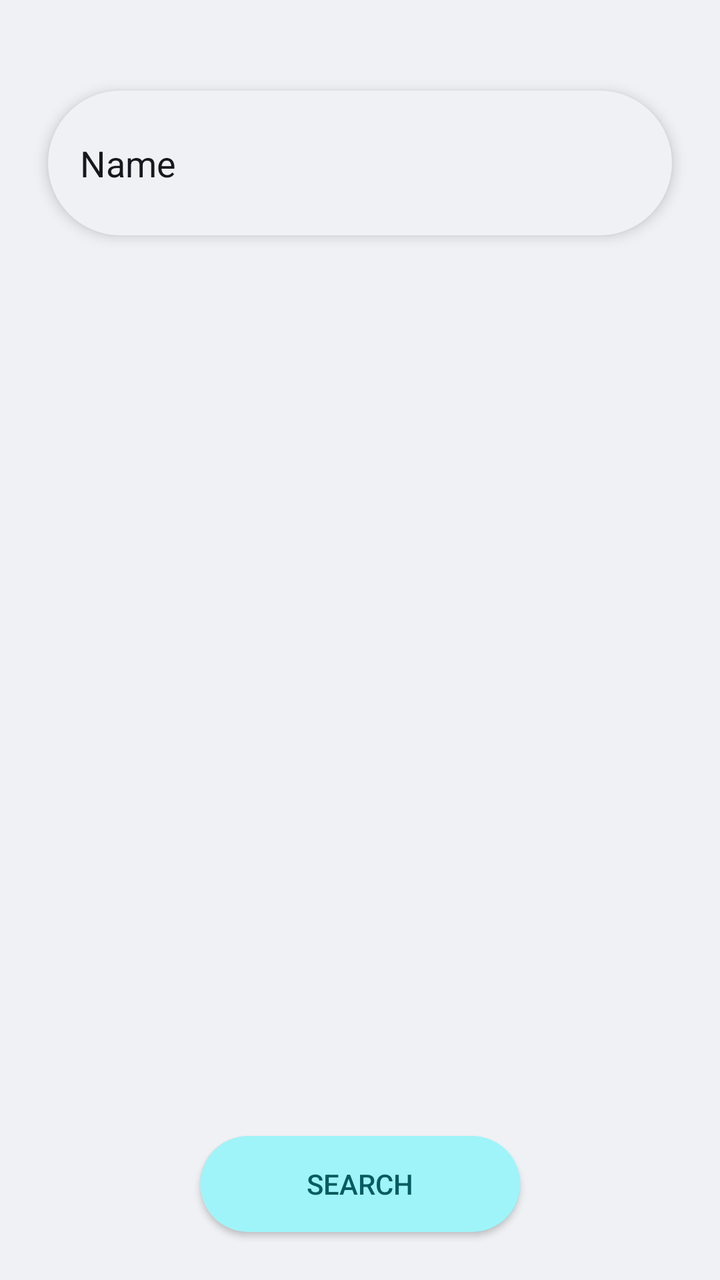
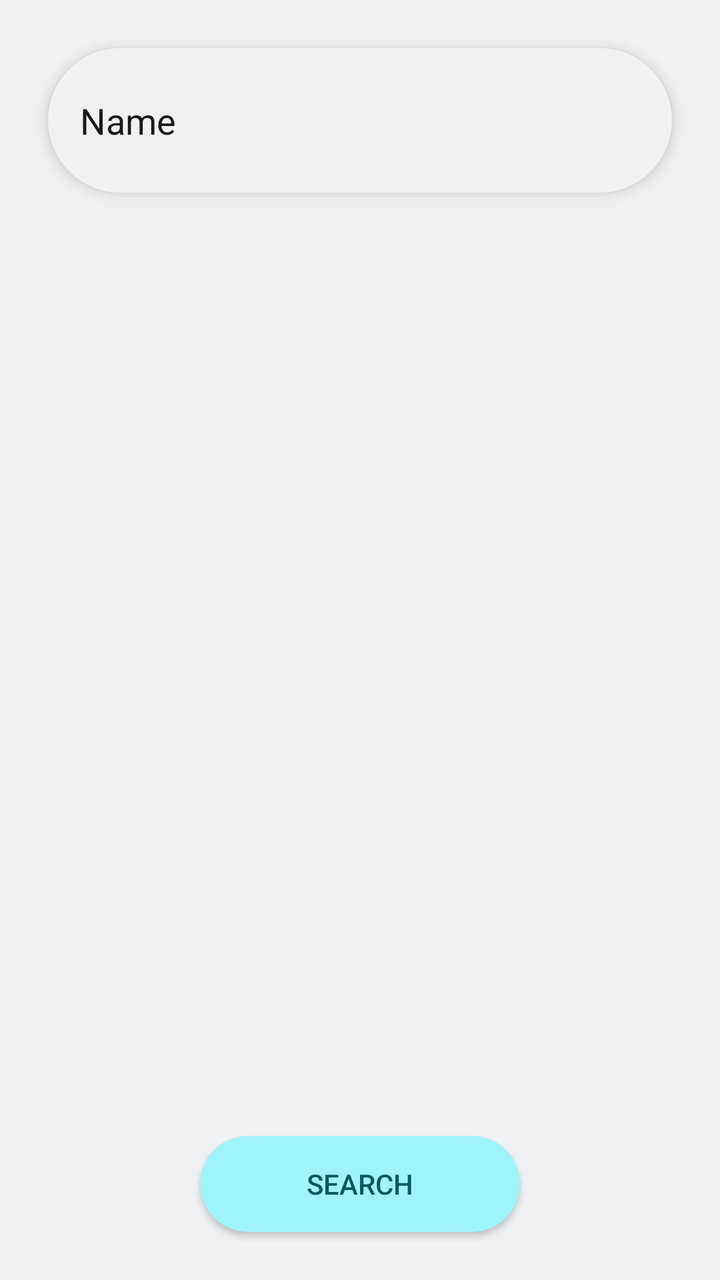

Two renders of the same Android screen: before a commit and after it. Below are the layout's source before the change and the commit's diff.
<!-- AndroidManifest.xml: application theme Theme.MangaCheck -->
<!-- res/layout/add_reading_select_by_name.xml -->
<?xml version="1.0" encoding="utf-8"?>
<androidx.constraintlayout.widget.ConstraintLayout xmlns:android="http://schemas.android.com/apk/res/android"
    xmlns:app="http://schemas.android.com/apk/res-auto"
    android:layout_width="match_parent"
    android:layout_height="match_parent"
    android:background="?backgroundColor"
    android:clipChildren="false"
    android:clipToPadding="false"
    android:fitsSystemWindows="true">


    <EditText
        android:id="@+id/comic_name"
        android:layout_width="match_parent"
        android:layout_height="wrap_content"
        android:layout_marginHorizontal="@dimen/U_3"
        android:autofillHints="MangaName"
        android:background="@drawable/text_input"
        android:elevation="@dimen/U_half"
        android:hint="@string/add_comic_ch_name"
        android:inputType="text"
        android:padding="@dimen/U_3"
        android:paddingStart="@dimen/U_2"
        android:paddingEnd="0dp"
        android:textColor="?colorOnSurface"
        android:textColorHint="?colorOnSurface"
        app:layout_constraintBottom_toTopOf="@+id/scrollable_view"
        app:layout_constraintEnd_toEndOf="parent"
        app:layout_constraintStart_toStartOf="parent"
        app:layout_constraintTop_toTopOf="parent" />


    <ScrollView
        android:id="@+id/scrollable_view"
        android:layout_width="match_parent"
        android:layout_height="@dimen/U_45"
        android:clipChildren="false"
        android:elevation="@dimen/U_1"
        android:fitsSystemWindows="true"
        android:orientation="vertical"
        android:paddingStart="@dimen/U_3"
        android:paddingEnd="@dimen/U_3"
        app:layout_constraintBottom_toTopOf="@+id/submit_button"
        app:layout_constraintTop_toBottomOf="@+id/comic_name">


        <LinearLayout
            android:id="@+id/lists_results_query_by_name"
            android:layout_width="match_parent"
            android:layout_height="wrap_content"
            android:layout_margin="@dimen/U_1"
            android:divider="@drawable/empty_space_vertical"
            android:orientation="vertical"
            android:showDividers="middle|end" />

    </ScrollView>

    <Button
        android:id="@+id/submit_button"
        android:layout_width="@dimen/U_20"
        android:layout_height="@dimen/U_6"
        android:layout_marginBottom="@dimen/U_3"
        android:background="@drawable/submit_button"
        android:elevation="@dimen/U_1"
        android:text="@string/page_search"
        android:textColor="?colorOnSecondaryContainer"
        app:layout_constraintBottom_toBottomOf="parent"
        app:layout_constraintEnd_toEndOf="parent"
        app:layout_constraintStart_toStartOf="parent" />

</androidx.constraintlayout.widget.ConstraintLayout>
<!-- resources referenced by this layout -->
<resources>
  <dimen name="U_1">8dp</dimen>
  <dimen name="U_2">16dp</dimen>
  <dimen name="U_20">160dp</dimen>
  <dimen name="U_3">24dp</dimen>
  <dimen name="U_45">360dp</dimen>
  <dimen name="U_6">48dp</dimen>
  <dimen name="U_half">4dp</dimen>
  <!-- drawable empty_space_vertical (drawable) -->
  <?xml version="1.0" encoding="utf-8"?>
  <shape xmlns:android="http://schemas.android.com/apk/res/android">
      <size
          android:height="@dimen/U_1"
          android:width="0dp"/>
  </shape>
  <!-- drawable submit_button (drawable) -->
  <?xml version="1.0" encoding="utf-8"?>
  <shape xmlns:android="http://schemas.android.com/apk/res/android"
      android:shape="rectangle">
      <solid android:color="?colorSecondaryContainer" />
      <corners android:radius="@dimen/U_8" />
  </shape>
  <!-- drawable text_input (drawable) -->
  <?xml version="1.0" encoding="utf-8"?>
  <shape xmlns:android="http://schemas.android.com/apk/res/android"
      android:shape="rectangle">
      <solid android:color="?colorSurface"/>
      <corners android:radius="@dimen/U_13"/>
  </shape>
  <string name="add_comic_ch_name">Name</string>
  <string name="page_search">Search</string>
  <dimen name="U_8">64dp</dimen>
  <dimen name="U_13">104dp</dimen>
  <color name="primary_35">#1038A2</color>
  <color name="primary_80">#A3B9F5</color>
  <color name="white">#FFFFFFFF</color>
  <color name="primary_20">#0A205C</color>
  <color name="secondary_35">#0A9FA9</color>
  <color name="secondary_80">#9FF4F9</color>
  <color name="secondary_20">#065B60</color>
  <color name="tertiary_35">#3D4C76</color>
  <color name="tertiary_80">#BCC4DC</color>
  <color name="tertiary_20">#232B43</color>
  <color name="error_35">#B22200</color>
  <color name="error_80">#FFAC99</color>
  <color name="error_20">#661300</color>
  <color name="Natural_95">#F0F1F4</color>
  <color name="Natural_10">#16181D</color>
  <color name="Natural_20">#2B303B</color>
  <color name="VNatural_90">#E2E9E9</color>
  <color name="VNatural_30">#415658</color>
  <color name="VNatural_50">#6C9093</color>
  <color name="VNatural_80">#C4D3D4</color>
  <style name="mySpinnerItemSelectedStyleLight" parent="@android:style/Widget.Holo.TextView.SpinnerItem">
          <item name="android:textColor">?colorOnSurfaceVariant</item>
      </style>
  <style name="DrawerArrowStyleLight" parent="@style/Widget.AppCompat.DrawerArrowToggle">
          <item name="spinBars">true</item>
          <item name="color">?colorOnPrimaryContainer</item>
      </style>
  <!-- unchanged entries left out for length: 1 -->
</resources>

<!-- the commit's change to res/layout/add_reading_select_by_name.xml (unified diff, before → after) -->
@@ -4,8 +4,8 @@
     android:layout_width="match_parent"
     android:layout_height="match_parent"
     android:background="?backgroundColor"
-    android:clipChildren="false"
-    android:clipToPadding="false"
+    android:clipChildren="true"
+    android:clipToPadding="true"
     android:fitsSystemWindows="true">
 
 
@@ -14,6 +14,7 @@
         android:layout_width="match_parent"
         android:layout_height="wrap_content"
         android:layout_marginHorizontal="@dimen/U_3"
+        android:layout_marginVertical="@dimen/U_3"
         android:autofillHints="MangaName"
         android:background="@drawable/text_input"
         android:elevation="@dimen/U_half"
@@ -24,36 +25,24 @@
         android:paddingEnd="0dp"
         android:textColor="?colorOnSurface"
         android:textColorHint="?colorOnSurface"
-        app:layout_constraintBottom_toTopOf="@+id/scrollable_view"
         app:layout_constraintEnd_toEndOf="parent"
         app:layout_constraintStart_toStartOf="parent"
         app:layout_constraintTop_toTopOf="parent" />
 
 
-    <ScrollView
-        android:id="@+id/scrollable_view"
+    <ListView
+        android:id="@+id/list_view"
         android:layout_width="match_parent"
-        android:layout_height="@dimen/U_45"
-        android:clipChildren="false"
+        android:layout_height="0dp"
+        android:layout_marginVertical="@dimen/U_3"
+        android:clipChildren="true"
+        android:clipToPadding="true"
+        android:divider="@drawable/empty_space_vertical"
         android:elevation="@dimen/U_1"
         android:fitsSystemWindows="true"
         android:orientation="vertical"
-        android:paddingStart="@dimen/U_3"
-        android:paddingEnd="@dimen/U_3"
         app:layout_constraintBottom_toTopOf="@+id/submit_button"
-        app:layout_constraintTop_toBottomOf="@+id/comic_name">
-
-
-        <LinearLayout
-            android:id="@+id/lists_results_query_by_name"
-            android:layout_width="match_parent"
-            android:layout_height="wrap_content"
-            android:layout_margin="@dimen/U_1"
-            android:divider="@drawable/empty_space_vertical"
-            android:orientation="vertical"
-            android:showDividers="middle|end" />
-
-    </ScrollView>
+        app:layout_constraintTop_toBottomOf="@+id/comic_name" />
 
     <Button
         android:id="@+id/submit_button"
<!-- resource entries referenced after the edit -->
@@ -4,7 +4,6 @@
   <dimen name="U_2">16dp</dimen>
   <dimen name="U_20">160dp</dimen>
   <dimen name="U_3">24dp</dimen>
-  <dimen name="U_45">360dp</dimen>
   <dimen name="U_6">48dp</dimen>
   <dimen name="U_half">4dp</dimen>
   <!-- drawable empty_space_vertical (drawable) -->
